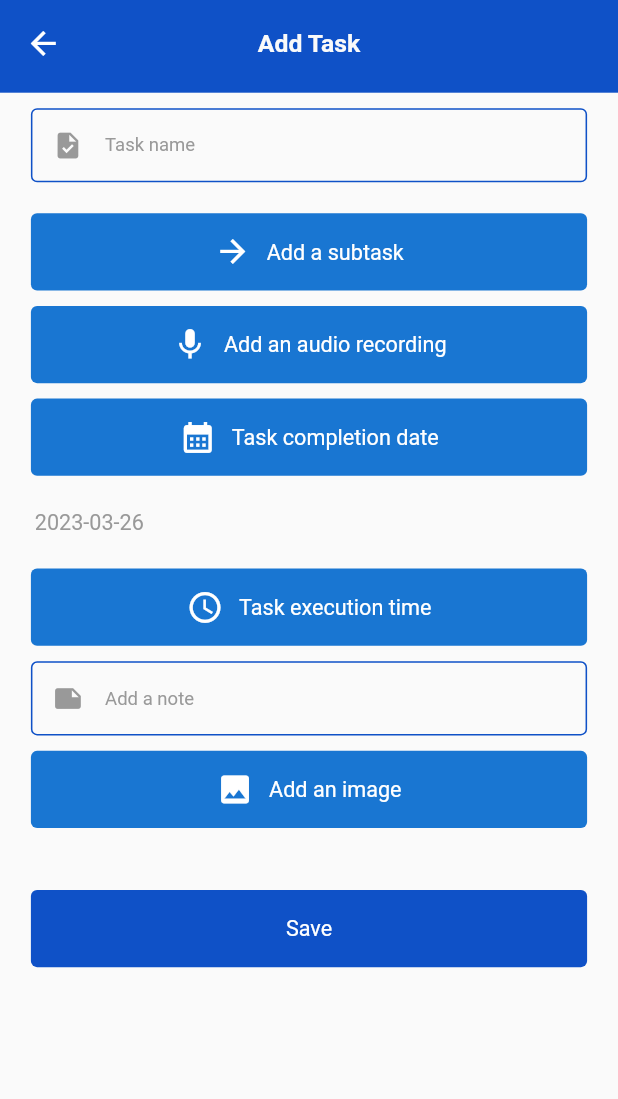
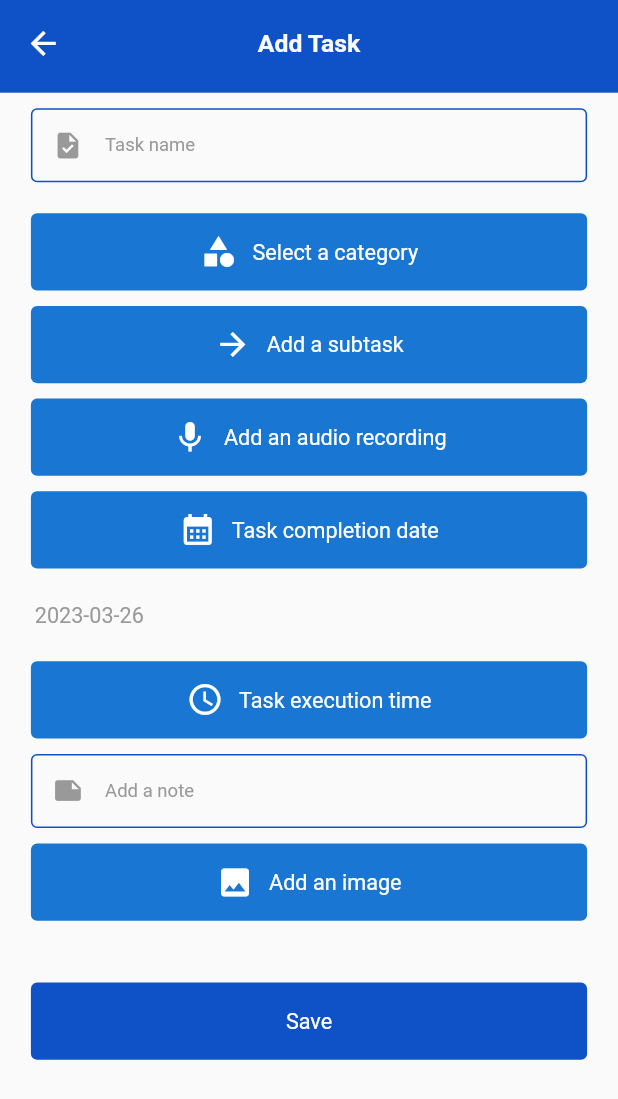
Before and after one commit to zahraerfani/todo, a Flutter app: the screen it shows after launch, after a tap on the "add" icon, on a phone screen of 412 x 824 dp. Shown: the top 1099 px of the screen. Run offline on Flutter 3.47's test engine with Material 2 defaults, Android fonts, the phone set to English and light mode, and no system bars; drawn by our look-alikes of loader_overlay; our stand-ins replace audioplayers, form_field_validator, hive, hive_flutter, image_picker, permission_handler and 2 more; missing offline and left inert: record; accounts and stored records are empty; Roboto replaces fonts that are missing (bold, medium); statements that could not run were skipped.

Commit message:
add category model

```diff
--- a/lib/data/hive/boxes_name.dart
+++ b/lib/data/hive/boxes_name.dart
@@ -1,5 +1,6 @@
 class HiveBoxNames {
   static String task = 'task';
   static String subTask = 'subTask';
-  static List<String> boxNames = [task, subTask];
+  static String category = 'category';
+  static List<String> boxNames = [task, subTask, category];
 }
--- a/lib/data/hive/hive_helpers.dart
+++ b/lib/data/hive/hive_helpers.dart
@@ -5,6 +5,7 @@ import 'package:flutter/foundation.dart';
 import 'package:hive_flutter/adapters.dart';
 import 'package:path/path.dart';
 import 'package:path_provider/path_provider.dart';
+import 'package:todo/data/hive/models/category.dart';
 import 'package:todo/data/hive/models/task.dart';
 
 // for building database -> flutter packages pub run build_runner build
@@ -36,8 +37,10 @@ class HiveHelper {
 
     Hive.registerAdapter(SubTaskAdapter());
     Hive.registerAdapter(TaskAdapter());
+    Hive.registerAdapter(CategoryTaskAdapter());
     await Hive.openBox("subtask");
     await Hive.openBox("task");
+    await Hive.openBox("category");
 
     // for (final element in HiveAdapterModels.hiveModels) {
     //   Hive.registerAdapter(element.adapter);
--- a/lib/data/hive/main.dart
+++ b/lib/data/hive/main.dart
@@ -1,11 +1,13 @@
 import 'package:hive/hive.dart';
 import 'package:todo/data/hive/boxes_name.dart';
+import 'package:todo/data/hive/models/category.dart';
 import 'package:todo/data/hive/models/task.dart';
 
 class HiveAdapterModels {
   static final hiveModels = [
     HiveDetails(SubTaskAdapter(), HiveBoxNames.subTask),
     HiveDetails(TaskAdapter(), HiveBoxNames.task),
+    HiveDetails(CategoryTaskAdapter(), HiveBoxNames.category),
   ];
 }
 
--- /dev/null
+++ b/lib/data/hive/requests/category_request.dart
@@ -0,0 +1,23 @@
+import 'package:flutter/foundation.dart';
+import 'package:hive_flutter/adapters.dart';
+import 'package:todo/data/hive/boxes_name.dart';
+import 'package:todo/data/hive/models/category.dart';
+
+class CategoryHiveRequest {
+  static ValueListenable<Box> getCategoryList() {
+    return Hive.box(HiveBoxNames.category).listenable();
+  }
+
+  static deleteCategory() {}
+  static updateCategory(int index, CategoryTask category) {
+    Hive.box(HiveBoxNames.category).putAt(index, category);
+  }
+
+  static getCategory() {
+    Hive.box(HiveBoxNames.category).get(0);
+  }
+
+  static addCategory(CategoryTask category) {
+    Hive.box(HiveBoxNames.category).add(category);
+  }
+}
--- a/lib/screen/add_task/add_task.dart
+++ b/lib/screen/add_task/add_task.dart
@@ -1,10 +1,12 @@
 import 'package:flutter/material.dart';
+import 'package:hive/hive.dart';
 import 'package:image_picker/image_picker.dart';
 import 'package:intl/intl.dart';
 import 'package:record/record.dart';
 import 'package:todo/Utils/upload_image.dart';
 import 'package:todo/Utils/utils.dart';
 import 'package:todo/config/themes/my_drawing.dart';
+import 'package:todo/data/hive/boxes_name.dart';
 import 'package:todo/data/hive/models/task.dart';
 import 'package:todo/data/hive/requests/task_request.dart';
 import 'package:todo/data/media_query/media_query.dart';
@@ -16,6 +18,7 @@ import 'package:todo/screen/add_task/component/audio_player.dart';
 import 'package:todo/screen/add_task/component/audio_recorder.dart';
 import 'package:todo/screen/add_task/component/calendar.dart';
 import 'package:todo/screen/add_task/component/camera_or_gallery.dart';
+import 'package:todo/screen/add_task/component/category_screen.dart';
 import 'package:todo/screen/add_task/component/show_images.dart';
 import 'package:todo/widgets/appbar/my_custom_appbar.dart';
 import 'package:todo/widgets/button/button_loading.dart';
@@ -47,6 +50,7 @@ class _AddTaskState extends State<AddTask> {
   @override
   void initState() {
     permission();
+    getCategoryList();
     super.initState();
   }
 
@@ -59,6 +63,10 @@ class _AddTaskState extends State<AddTask> {
         samplingRate: 44100, // by default
       );
     }
+  }
+
+  getCategoryList() {
+    Iterable x = Hive.box(HiveBoxNames.task).values;
   }
 
   @override
@@ -112,6 +120,14 @@ class _AddTaskState extends State<AddTask> {
                         ],
                       )
                     : Container(),
+                intermediate(10),
+                ButtonLoading(
+                    btnWidth: context.width - 20,
+                    loading: false,
+                    showBoxShadow: false,
+                    icon: Icons.category,
+                    onTab: () => categoryModal(),
+                    title: "Select a category"),
                 intermediate(10),
                 ButtonLoading(
                     btnWidth: context.width - 20,
@@ -264,6 +280,14 @@ class _AddTaskState extends State<AddTask> {
     }
   }
 
+  categoryModal() {
+    return ModalClass.showModalBottomPage(
+        context: context,
+        opacity: 0.8,
+        title: "Category",
+        child: CategoryScreen());
+  }
+
   audioModal() {
     return ModalClass.showModalBottomPage(
         context: context,
--- a/lib/screen/detail_task/detail_task.dart
+++ b/lib/screen/detail_task/detail_task.dart
@@ -15,7 +15,6 @@ import 'package:todo/widgets/appbar/my_custom_appbar.dart';
 import 'component/show_galley.dart';
 
 class DetailTask extends StatefulWidget {
-  // final Task myTask;
   final Map<String, dynamic> myTask;
   const DetailTask({
     Key? key,
--- a/lib/screen/home/home.dart
+++ b/lib/screen/home/home.dart
@@ -25,8 +25,7 @@ class _HomeState extends State<Home> {
         backButton: false,
       ),
       drawer: const MyCustomDrawer(),
-      body: /* Container(),*/
-          ValueListenableBuilder(
+      body: ValueListenableBuilder(
         valueListenable: Hive.box(HiveBoxNames.task).listenable(),
         builder: (context, Box box, widget) {
           if (box.isEmpty) {
```
Also changed, not shown: lib/data/hive/models/category.dart (added, +43 -0 lines), lib/screen/add_task/component/category_screen.dart (added, +23 -0 lines), lib/data/hive/adapters/category.g.dart (added).
